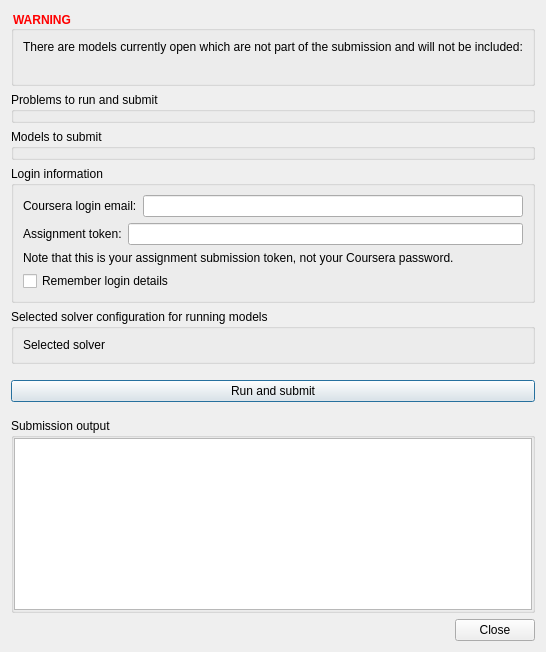
Old version of the form MiniZincIDE/moocsubmission.ui in the repository MiniZinc/MiniZincIDE.
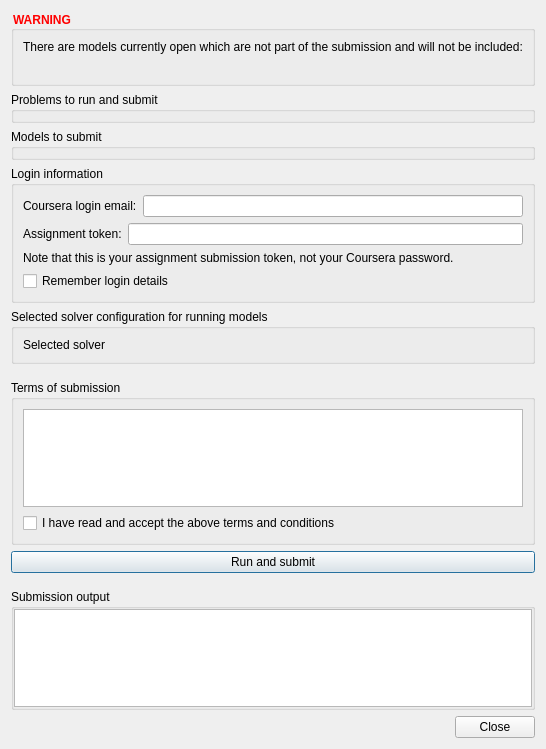
New version of the form.

Commit message: Add submission terms support for mooc

What changed in the file:
```diff
--- a/MiniZincIDE/moocsubmission.ui
+++ b/MiniZincIDE/moocsubmission.ui
@@ -198,6 +198,25 @@
      </property>
     </spacer>
    </item>
+   <item>
+    <widget class="QGroupBox" name="submissionTerms_groupBox">
+     <property name="title">
+      <string>Terms of submission</string>
+     </property>
+     <layout class="QVBoxLayout" name="verticalLayout_7">
+      <item>
+       <widget class="QTextBrowser" name="submissionTerms_textBrowser"/>
+      </item>
+      <item>
+       <widget class="QCheckBox" name="submissionTerms_checkBox">
+        <property name="text">
+         <string>I have read and accept the above terms and conditions</string>
+        </property>
+       </widget>
+      </item>
+     </layout>
+    </widget>
+   </item>
    <item>
     <widget class="QPushButton" name="runButton">
      <property name="text">
```
The commit also changes 2 other files.
